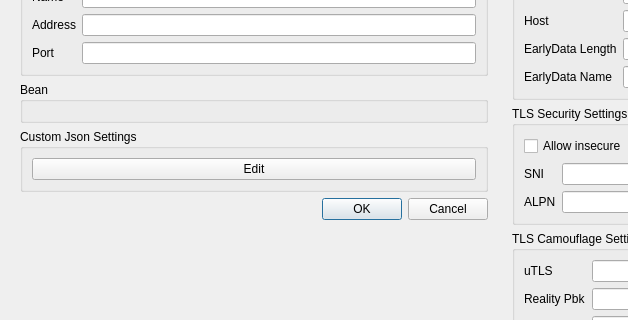
Above: ui/edit/dialog_edit_profile.ui from MatsuriDayo/nekoray before the change; both pictures show x 0 to 628 and y 325 to 645 of the 1000 by 800 pixel window. Below: the same form after it.
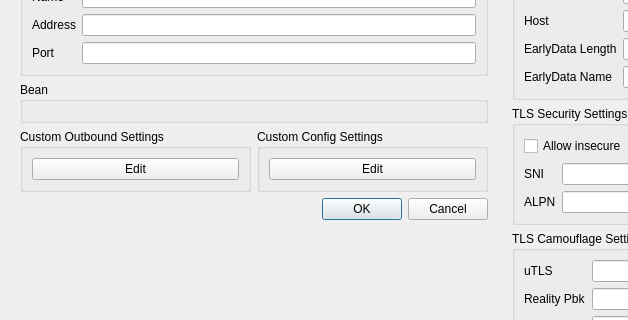
That is the form after the change. Custom widgets are drawn as their Qt base class.

Commit message: refactor custom json

Diff of the .ui file:
```diff
--- a/ui/edit/dialog_edit_profile.ui
+++ b/ui/edit/dialog_edit_profile.ui
@@ -116,6 +116,8 @@
        </widget>
       </item>
       <item>
+       <layout class="QHBoxLayout" name="horizontalLayout_2">
+        <item>
        <widget class="QGroupBox" name="custom_box">
         <property name="sizePolicy">
          <sizepolicy hsizetype="Preferred" vsizetype="Maximum">
@@ -124,7 +126,7 @@
          </sizepolicy>
         </property>
         <property name="title">
-         <string>Custom Json Settings</string>
+           <string>Custom Outbound Settings</string>
         </property>
         <layout class="QVBoxLayout" name="verticalLayout_5">
          <item>
@@ -136,6 +138,24 @@
          </item>
         </layout>
        </widget>
+        </item>
+        <item>
+         <widget class="QGroupBox" name="custom_global_box">
+          <property name="title">
+           <string>Custom Config Settings</string>
+          </property>
+          <layout class="QHBoxLayout" name="horizontalLayout_3">
+           <item>
+            <widget class="QPushButton" name="custom_config_edit">
+             <property name="text">
+              <string notr="true">Edit</string>
+             </property>
+            </widget>
+           </item>
+          </layout>
+         </widget>
+        </item>
+       </layout>
       </item>
       <item>
        <widget class="QDialogButtonBox" name="buttonBox">
```
Left out of the diff: 5 changed lines with no effect on the pictures. Lines whose indentation alone changed are shown as unchanged. The commit also changes 11 other files.
